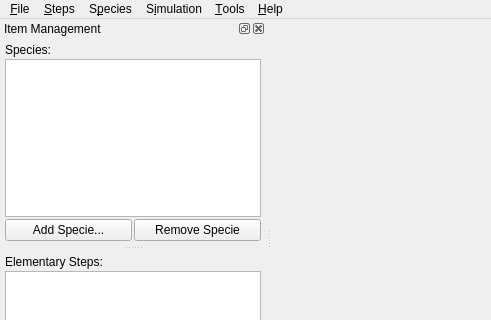
stevenvergenz/chemecher, file src/gui/forms/main.ui: the form before one commit; both pictures show x 0 to 491 and y 0 to 320 of the 704 by 479 pixel window.
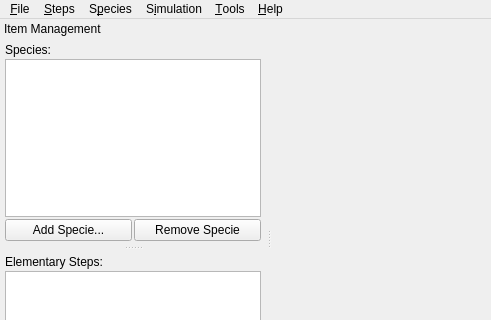
The form after the commit.

Commit message: Did a LOT of work on database functionality and gui.

The edit to the form file:
```diff
--- a/src/gui/forms/main.ui
+++ b/src/gui/forms/main.ui
@@ -85,6 +85,9 @@
   </widget>
   <widget class="QStatusBar" name="statusbar"/>
   <widget class="QDockWidget" name="dockWidget">
+   <property name="features">
+    <set>QDockWidget::NoDockWidgetFeatures</set>
+   </property>
    <property name="allowedAreas">
     <set>Qt::LeftDockWidgetArea|Qt::RightDockWidgetArea</set>
    </property>
```
Left out of the diff: 34 changed lines with no effect on the pictures. The commit also changes 3 other files.
